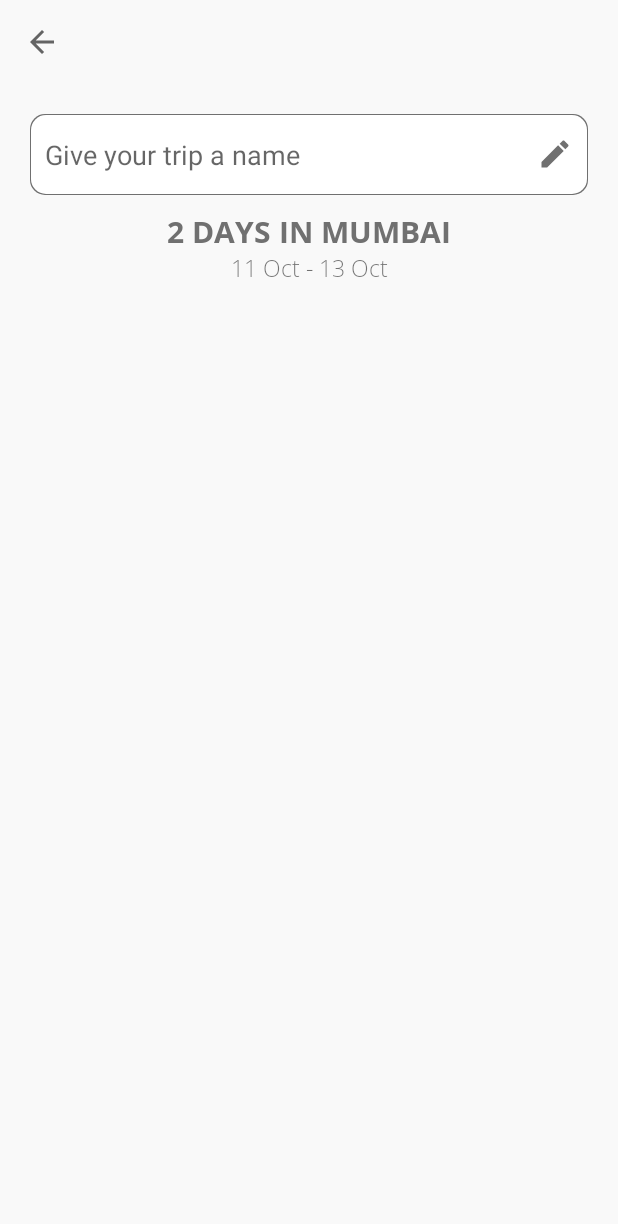
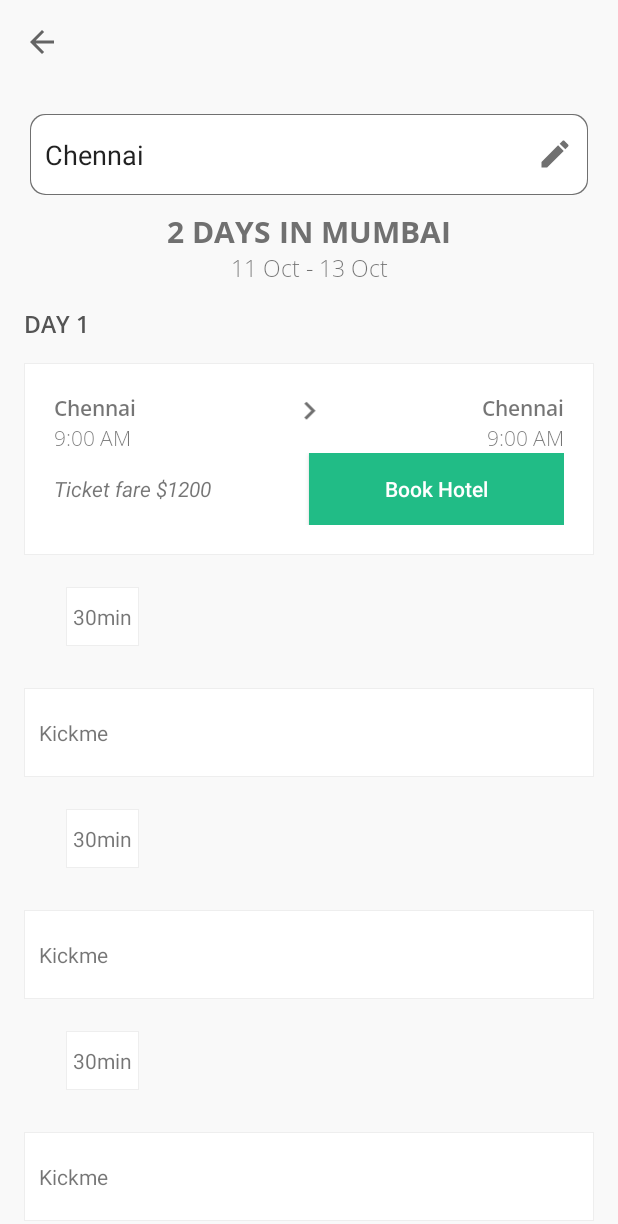
Before and after one commit to SRM-Hackathon/Team-Gen-Y, an Android app: the screen it shows after launch (TripActivity), on a phone screen of 412 x 824 dp. Shown: the top 1224 px of the screen. Run offline under Robolectric (Android 15) with nearby library versions, the phone set to English and light mode, and no system bars; our stand-ins replace Volley.

Commit message:
Trip Funct

```diff
--- a/Android/app/src/main/java/com/srm/srmhack/TripActivity.java
+++ b/Android/app/src/main/java/com/srm/srmhack/TripActivity.java
@@ -4,10 +4,22 @@ import androidx.appcompat.app.AppCompatActivity;
 import androidx.appcompat.widget.Toolbar;
 
 import android.os.Bundle;
+import android.view.View;
+import android.view.ViewGroup;
+import android.widget.BaseAdapter;
+import android.widget.ListView;
+
+import java.util.ArrayList;
 
 public class TripActivity extends AppCompatActivity {
 
     Toolbar toolbar;
+
+    ListView listView;
+
+    ArrayList<String> arrayList =new ArrayList<>();
+
+
 
     @Override
     protected void onCreate(Bundle savedInstanceState) {
@@ -17,5 +29,55 @@ public class TripActivity extends AppCompatActivity {
         toolbar.setTitle("");
         setSupportActionBar(toolbar);
         getSupportActionBar().setDisplayHomeAsUpEnabled(true);
+
+        arrayList.add("Day");
+        arrayList.add("Loc");
+        arrayList.add("link");
+        arrayList.add("Stay");
+        arrayList.add("link");
+        arrayList.add("Stay");
+        arrayList.add("link");
+        arrayList.add("Stay");
+        arrayList.add("Day");
+        arrayList.add("Loc");
+        arrayList.add("link");
+        arrayList.add("Stay");
+        arrayList.add("link");
+        arrayList.add("Stay");
+
+        listView = findViewById(R.id.listView);
+        listView.setAdapter(new CustomAdapter());
+    }
+
+    public class CustomAdapter extends BaseAdapter{
+
+        @Override
+        public int getCount() {
+            return arrayList.size();
+        }
+
+        @Override
+        public Object getItem(int position) {
+            return null;
+        }
+
+        @Override
+        public long getItemId(int position) {
+            return 0;
+        }
+
+        @Override
+        public View getView(int position, View convertView, ViewGroup parent) {
+            if (arrayList.get(position).equals("Day")){
+                convertView = getLayoutInflater().inflate(R.layout.day_list , null);
+            }else if(arrayList.get(position).equals("Loc")) {
+                convertView = getLayoutInflater().inflate(R.layout.location_card_list , null);
+            }else if(arrayList.get(position).equals("link")) {
+                convertView = getLayoutInflater().inflate(R.layout.time_list , null);
+            }else if(arrayList.get(position).equals("Stay")) {
+                convertView = getLayoutInflater().inflate(R.layout.stay_card_list , null);
+            }
+            return convertView;
+        }
     }
 }
--- /dev/null
+++ b/Android/app/src/main/res/drawable/ic_keyboard_arrow_right_black_24dp.xml
@@ -0,0 +1,5 @@
+<vector android:height="24dp" android:tint="#707070"
+    android:viewportHeight="24.0" android:viewportWidth="24.0"
+    android:width="24dp" xmlns:android="http://schemas.android.com/apk/res/android">
+    <path android:fillColor="#FF000000" android:pathData="M8.59,16.34l4.58,-4.59 -4.58,-4.59L10,5.75l6,6 -6,6z"/>
+</vector>
--- /dev/null
+++ b/Android/app/src/main/res/drawable/list_back.xml
@@ -0,0 +1,22 @@
+<?xml version="1.0" encoding="utf-8"?>
+<layer-list xmlns:android="http://schemas.android.com/apk/res/android">
+    <item>
+        <shape>
+            <solid android:color="#EEEEEE" />
+        </shape>
+    </item>
+    <item
+        android:bottom="1dp"
+        android:left="1dp"
+        android:right="1dp"
+        android:top="1dp">
+        <shape>
+            <solid android:color="#fff" />
+            <padding
+                android:bottom="20dp"
+                android:left="10dp"
+                android:right="10dp"
+                android:top="20dp" />
+        </shape>
+    </item>
+</layer-list>
--- /dev/null
+++ b/Android/app/src/main/res/drawable/list_mini_back.xml
@@ -0,0 +1,22 @@
+<?xml version="1.0" encoding="utf-8"?>
+<layer-list xmlns:android="http://schemas.android.com/apk/res/android">
+    <item>
+        <shape>
+            <solid android:color="#EEEEEE" />
+        </shape>
+    </item>
+    <item
+        android:bottom="1dp"
+        android:left="1dp"
+        android:right="1dp"
+        android:top="1dp">
+        <shape>
+            <solid android:color="#fff" />
+            <padding
+                android:bottom="10dp"
+                android:left="5dp"
+                android:right="5dp"
+                android:top="10dp" />
+        </shape>
+    </item>
+</layer-list>
--- /dev/null
+++ b/Android/app/src/main/res/font/open_sans_semibold.xml
@@ -0,0 +1,7 @@
+<?xml version="1.0" encoding="utf-8"?>
+<font-family xmlns:app="http://schemas.android.com/apk/res-auto"
+        app:fontProviderAuthority="com.google.android.gms.fonts"
+        app:fontProviderPackage="com.google.android.gms"
+        app:fontProviderQuery="name=Open Sans&amp;weight=600"
+        app:fontProviderCerts="@array/com_google_android_gms_fonts_certs">
+</font-family>
--- a/Android/app/src/main/res/layout/activity_trip.xml
+++ b/Android/app/src/main/res/layout/activity_trip.xml
@@ -15,9 +15,10 @@
         android:background="#F9F9F9"/>
 
     <EditText
+        android:text="Chennai"
         android:layout_width="match_parent"
         android:layout_height="wrap_content"
-        android:hint="Give your trip a name"
+        android:hint="Starting Point"
         android:drawableRight="@drawable/ic_edit_black_24dp"
         android:background="@drawable/back_edit_genrator"
         android:layout_marginLeft="20dp"
@@ -43,6 +44,10 @@
         android:fontFamily="@font/open_sans_light"/>
 
     <ListView
+        android:dividerHeight="0dp"
+        android:divider="@android:color/transparent"
+        android:id="@+id/listView"
         android:layout_width="match_parent"
         android:layout_height="match_parent"/>
+
 </LinearLayout>
--- /dev/null
+++ b/Android/app/src/main/res/layout/day_list.xml
@@ -0,0 +1,15 @@
+<?xml version="1.0" encoding="utf-8"?>
+<LinearLayout xmlns:android="http://schemas.android.com/apk/res/android"
+    android:orientation="vertical" android:layout_width="match_parent"
+    android:layout_height="match_parent">
+
+    <TextView
+        android:layout_width="match_parent"
+        android:layout_height="wrap_content"
+        android:fontFamily="@font/open_sans_semibold"
+        android:padding="16sp"
+        android:text="DAY 1"
+        android:textColor="#545454"
+        android:textSize="15sp" />
+
+</LinearLayout>
--- /dev/null
+++ b/Android/app/src/main/res/layout/location_card_list.xml
@@ -0,0 +1,81 @@
+<?xml version="1.0" encoding="utf-8"?>
+<RelativeLayout xmlns:android="http://schemas.android.com/apk/res/android"
+    android:orientation="vertical" android:layout_width="match_parent"
+    android:layout_height="wrap_content"
+    android:paddingLeft="16dp"
+    android:paddingRight="16dp">
+    <LinearLayout
+        android:paddingLeft="20dp"
+        android:paddingRight="20dp"
+        android:orientation="vertical"
+        android:layout_width="match_parent"
+        android:layout_height="wrap_content"
+        android:background="@drawable/list_back">
+        <LinearLayout
+            android:layout_width="match_parent"
+            android:layout_height="wrap_content"
+            android:orientation="horizontal">
+            <LinearLayout
+                android:layout_weight="0.3"
+                android:orientation="vertical"
+                android:layout_width="match_parent"
+                android:layout_height="wrap_content">
+                <TextView
+                    android:fontFamily="@font/open_sans_semibold"
+                    android:layout_width="match_parent"
+                    android:layout_height="wrap_content"
+                    android:text="Chennai"/>
+                <TextView
+                    android:fontFamily="@font/open_sans_light"
+                    android:layout_width="match_parent"
+                    android:layout_height="wrap_content"
+                    android:text="9:00 AM"/>
+            </LinearLayout>
+            <ImageView
+                android:layout_width="match_parent"
+                android:layout_height="wrap_content"
+                android:layout_weight="0.2"
+                android:src="@drawable/ic_keyboard_arrow_right_black_24dp"/>
+            <LinearLayout
+                android:layout_weight="0.3"
+                android:orientation="vertical"
+                android:layout_width="match_parent"
+                android:layout_height="wrap_content">
+                <TextView
+                    android:fontFamily="@font/open_sans_semibold"
+                    android:textAlignment="textEnd"
+                    android:layout_width="match_parent"
+                    android:layout_height="wrap_content"
+                    android:text="Chennai"/>
+                <TextView
+                    android:fontFamily="@font/open_sans_light"
+                    android:textAlignment="textEnd"
+                    android:layout_width="match_parent"
+                    android:layout_height="wrap_content"
+                    android:text="9:00 AM"/>
+            </LinearLayout>
+
+        </LinearLayout>
+
+        <LinearLayout
+            android:layout_width="match_parent"
+            android:layout_height="wrap_content"
+            android:orientation="horizontal">
+            <TextView
+                android:textStyle="italic"
+                android:layout_weight="1"
+                android:layout_width="match_parent"
+                android:layout_height="wrap_content"
+                android:text="Ticket fare $1200"/>
+
+            <Button
+                android:layout_weight="1"
+                android:background="#21BC86"
+                android:text="Book Hotel"
+                android:textAllCaps="false"
+                android:textColor="@android:color/white"
+                android:layout_width="match_parent"
+                android:layout_height="wrap_content"/>
+        </LinearLayout>
+    </LinearLayout>
+</RelativeLayout>
--- /dev/null
+++ b/Android/app/src/main/res/layout/stay_card_list.xml
@@ -0,0 +1,17 @@
+<?xml version="1.0" encoding="utf-8"?>
+<RelativeLayout xmlns:android="http://schemas.android.com/apk/res/android"
+    android:orientation="vertical" android:layout_width="match_parent"
+    android:layout_height="wrap_content"
+    android:paddingLeft="16dp"
+    android:paddingRight="16dp"
+    android:layout_margin="16dp">
+    <RelativeLayout
+        android:layout_width="match_parent"
+        android:layout_height="match_parent"
+        android:background="@drawable/list_back">
+        <TextView
+            android:layout_width="match_parent"
+            android:layout_height="wrap_content"
+            android:text="Kickme"/>
+    </RelativeLayout>
+</RelativeLayout>
--- /dev/null
+++ b/Android/app/src/main/res/layout/time_list.xml
@@ -0,0 +1,48 @@
+<?xml version="1.0" encoding="utf-8"?>
+<LinearLayout xmlns:android="http://schemas.android.com/apk/res/android"
+    android:layout_width="match_parent"
+    android:layout_height="wrap_content"
+    android:orientation="horizontal">
+
+    <LinearLayout
+        android:layout_width="match_parent"
+        android:layout_height="match_parent"
+        android:layout_weight="1"
+        android:orientation="vertical">
+
+        <ImageView
+            android:layout_width="match_parent"
+            android:layout_height="22dp"
+            android:src="@drawable/linr_main" />
+
+        <RelativeLayout
+            android:layout_width="match_parent"
+            android:layout_height="wrap_content">
+
+            <TextView
+                android:layout_width="wrap_content"
+                android:layout_height="wrap_content"
+                android:layout_centerInParent="true"
+                android:background="@drawable/list_mini_back"
+                android:text="30min"
+                android:textAlignment="center" />
+        </RelativeLayout>
+
+        <ImageView
+            android:layout_width="match_parent"
+            android:layout_height="22dp"
+            android:src="@drawable/linr_main" />
+    </LinearLayout>
+
+    <View
+        android:layout_width="match_parent"
+        android:layout_height="match_parent"
+        android:layout_weight="1" />
+
+    <RelativeLayout
+        android:layout_width="match_parent"
+        android:layout_height="90dp"
+        android:layout_weight="1"
+        android:visibility="invisible">
+    </RelativeLayout>
+</LinearLayout>
--- a/Android/app/src/main/res/values/preloaded_fonts.xml
+++ b/Android/app/src/main/res/values/preloaded_fonts.xml
@@ -4,5 +4,6 @@
         <item>@font/open_sans</item>
         <item>@font/open_sans_bold</item>
         <item>@font/open_sans_light</item>
+        <item>@font/open_sans_semibold</item>
     </array>
 </resources>
```
Also changed, not shown: Android/app/src/main/res/drawable/linr_main.png (added).
